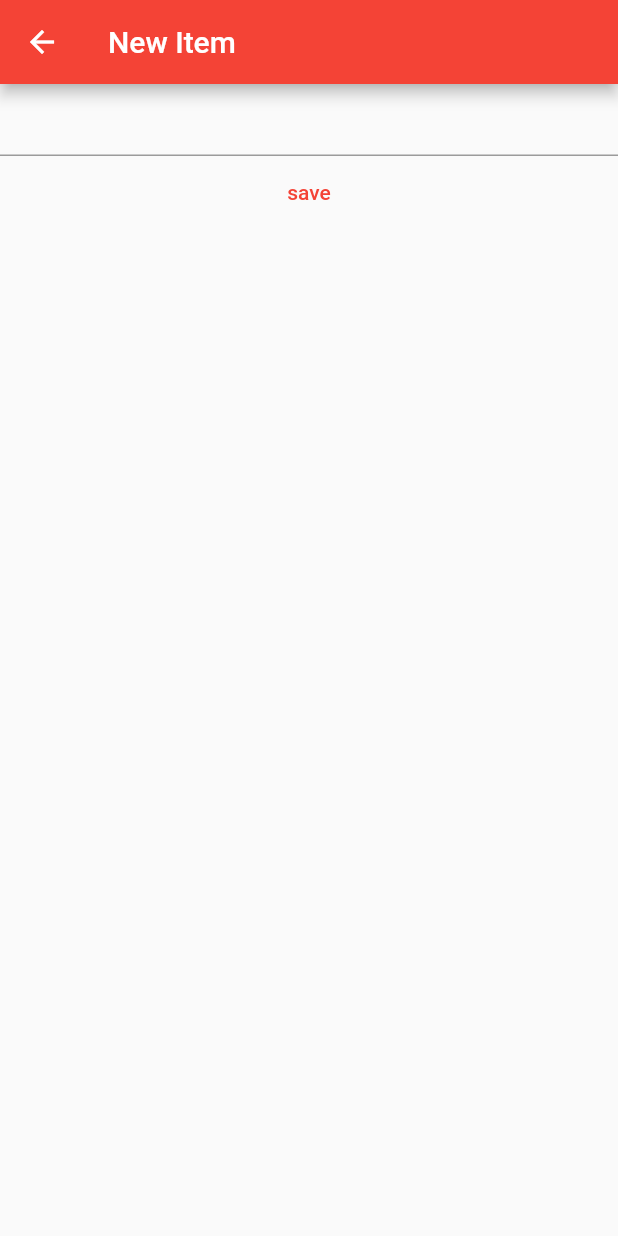
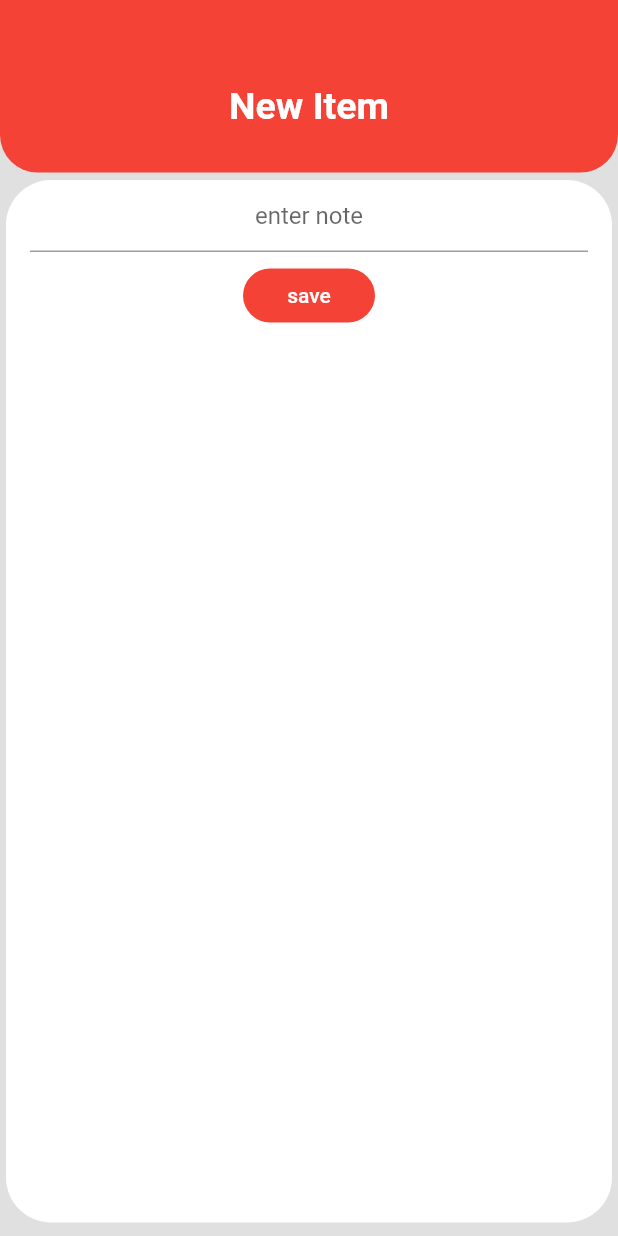
Before and after one commit to RobbinKok/todo, a Flutter app: the screen it shows after launch, after a tap on the "add" icon, on a phone screen of 412 x 824 dp. Run offline on Flutter 3.47's test engine with Material 2 defaults, Android fonts, the phone set to English and light mode, and no system bars.

Commit message:
Added more theming on the new item screen

```diff
--- a/lib/home.dart
+++ b/lib/home.dart
@@ -20,7 +20,7 @@ class Home extends State<HomeScreen> {
   @override
   Widget build(BuildContext context) {
     return Scaffold(
-      backgroundColor: Colors.grey[300],
+      backgroundColor: Theme.of(context).backgroundColor,
       body: Container(
         child: Column(
           children: <Widget>[
@@ -31,9 +31,10 @@ class Home extends State<HomeScreen> {
         ),
       ),
       floatingActionButton: FloatingActionButton(
-        child: Icon(Icons.add),
-        backgroundColor: Colors.red[500],
-        onPressed: () => goToNewItem(),),
+        child: Icon(Icons.add, color: Theme.of(context).accentColor),
+        backgroundColor: Theme.of(context).primaryColor,
+        onPressed: () => goToNewItem(),
+      ),
     );
   }
 
@@ -42,7 +43,7 @@ class Home extends State<HomeScreen> {
       height: 115,
       padding: EdgeInsets.only(top: 42, bottom: 16, right: 16, left: 16),
       decoration: BoxDecoration(
-        color: Colors.red[500],
+        color: Theme.of(context).primaryColor,
         borderRadius: BorderRadius.only(
             bottomLeft: Radius.circular(25), bottomRight: Radius.circular(25)),
       ),
@@ -53,12 +54,14 @@ class Home extends State<HomeScreen> {
           Text(
             'Todo',
             style: TextStyle(
-                color: Colors.white, fontSize: 25, fontWeight: FontWeight.bold),
+                color: Theme.of(context).accentColor,
+                fontSize: 25,
+                fontWeight: FontWeight.bold),
           ),
           IconButton(
               icon: Icon(
                 Icons.settings,
-                color: Colors.white,
+                color: Theme.of(context).accentColor,
               ),
               onPressed: () {})
         ],
@@ -71,10 +74,10 @@ class Home extends State<HomeScreen> {
       padding: EdgeInsets.only(left: 4, right: 4),
       child: Container(
           padding: EdgeInsets.only(left: 16, right: 16, top: 0, bottom: 8),
-          height: MediaQuery.of(context).size.height * 1 - 136,
+          height: MediaQuery.of(context).size.height * 1 - 129,
           width: MediaQuery.of(context).size.width,
           decoration: BoxDecoration(
-            color: Colors.white,
+            color: Theme.of(context).accentColor,
             borderRadius: BorderRadius.only(
                 topLeft: Radius.circular(30),
                 topRight: Radius.circular(30),
@@ -94,10 +97,10 @@ class Home extends State<HomeScreen> {
           onDismissed: (direction) => removeItem(list[index]),
           direction: DismissDirection.startToEnd,
           background: Container(
-            color: Colors.red[500],
+            color: Theme.of(context).primaryColor,
             child: Icon(
               Icons.delete,
-              color: Colors.white,
+              color: Theme.of(context).accentColor,
             ),
             alignment: Alignment.centerLeft,
             padding: EdgeInsets.only(left: 12.0),
@@ -122,13 +125,9 @@ class Home extends State<HomeScreen> {
     });
   }
 
-void goToNewItem(){
-
-  Navigator.of(context).push(MaterialPageRoute(
-    builder: (context){
+  void goToNewItem() {
+    Navigator.of(context).push(MaterialPageRoute(builder: (context) {
       return NewItemView();
-  })
-  );
-
+    }));
   }
 }
--- a/lib/main.dart
+++ b/lib/main.dart
@@ -11,7 +11,10 @@ class MyApp extends StatelessWidget {
     return MaterialApp(
       debugShowCheckedModeBanner: false,
       theme: ThemeData(
-        primarySwatch: Colors.blue,
+        primarySwatch: Colors.red,
+        accentColor: Colors.white,
+        backgroundColor: Colors.grey[300]
+
 //        brightness: Brightness.light
       ),
       home: HomeScreen(),
--- a/lib/new_item.view.dart
+++ b/lib/new_item.view.dart
@@ -1,39 +1,94 @@
 import 'package:flutter/material.dart';
 
-
-class NewItemView extends StatefulWidget{
+class NewItemView extends StatefulWidget {
   @override
   _NewItemViewState createState() => _NewItemViewState();
 }
 
-class _NewItemViewState extends State<NewItemView>{
+class _NewItemViewState extends State<NewItemView> {
   TextEditingController textFieldController = TextEditingController();
 
   @override
-  Widget build(BuildContext context){
+  Widget build(BuildContext context) {
+    return Scaffold(
+       resizeToAvoidBottomPadding: false,
+        backgroundColor: Theme.of(context).backgroundColor,
+        body: Container(
+          child: Column(
+            children: <Widget>[
+              _appbar(),
+              SizedBox(
+                height: 5,
+              ),
+              _body(context)
+            ],
+          ),
+        ));
+  }
 
-    return Scaffold(
-      appBar: AppBar(
-        title: Text("New Item"),
-        backgroundColor: Colors.red[500],
+  Widget _appbar() {
+    return Container(
+      height: 115,
+      padding: EdgeInsets.only(top: 42, bottom: 16, left: 16, right: 16),
+      decoration: BoxDecoration(
+          color: Theme.of(context).primaryColor,
+          borderRadius: BorderRadius.only(
+              bottomLeft: Radius.circular(25),
+              bottomRight: Radius.circular(25))),
+      child: Row(
+        mainAxisAlignment: MainAxisAlignment.center,
+        children: <Widget>[
+          Text(
+            'New Item',
+            style: TextStyle(
+                color: Theme.of(context).accentColor, fontSize: 25, fontWeight: FontWeight.bold),
           ),
-      body: Column(
+        ],
+      ),
+    );
+  }
+
+  Widget _body(BuildContext context) {
+    return SingleChildScrollView(
+      padding: EdgeInsets.only(left: 4, right: 4),
+      child: Container(
+        padding: EdgeInsets.only(left: 16, right: 16, top: 0, bottom: 8),
+        height: MediaQuery.of(context).size.height * 1 - 129,
+        width: MediaQuery.of(context).size.width,
+        decoration: BoxDecoration(
+            color: Theme.of(context).accentColor,
+            borderRadius: BorderRadius.only(
+                topLeft: Radius.circular(30),
+                bottomLeft: Radius.circular(30),
+                bottomRight: Radius.circular(30),
+                topRight: Radius.circular(30))),
+        child: Column(
           children: <Widget>[
             TextField(
               controller: textFieldController,
               onEditingComplete: () => save(),
+              textAlign: TextAlign.center,
+              decoration: InputDecoration(
+                hintText: 'enter note'
               ),
-          FlatButton(onPressed: () => save(),
-          child: Text("save", style: TextStyle(color: Colors.red[500]),),
+            ),
+            SizedBox(height: 5,),
+            FlatButton(
+              color: Theme.of(context).primaryColor,
+              shape: RoundedRectangleBorder(borderRadius: BorderRadius.circular(30)),
+              onPressed: () => save(),
+              child: Text(
+                "save",
+                style: TextStyle(color: Theme.of(context).accentColor),
+              ),
             )
           ],
         ),
+      ),
     );
+  }
 
-
-  }
-    void save(){
+  void save() {
     print(textFieldController.text);
   }
-
 }
```
Lines whose indentation alone changed are shown as unchanged.
